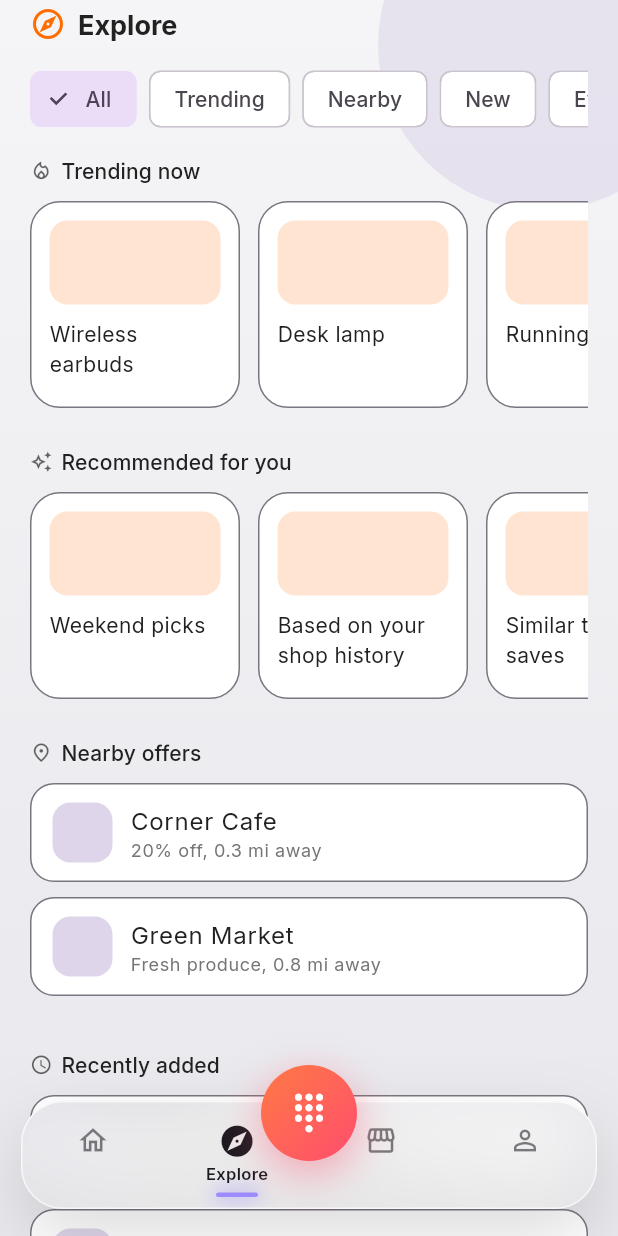
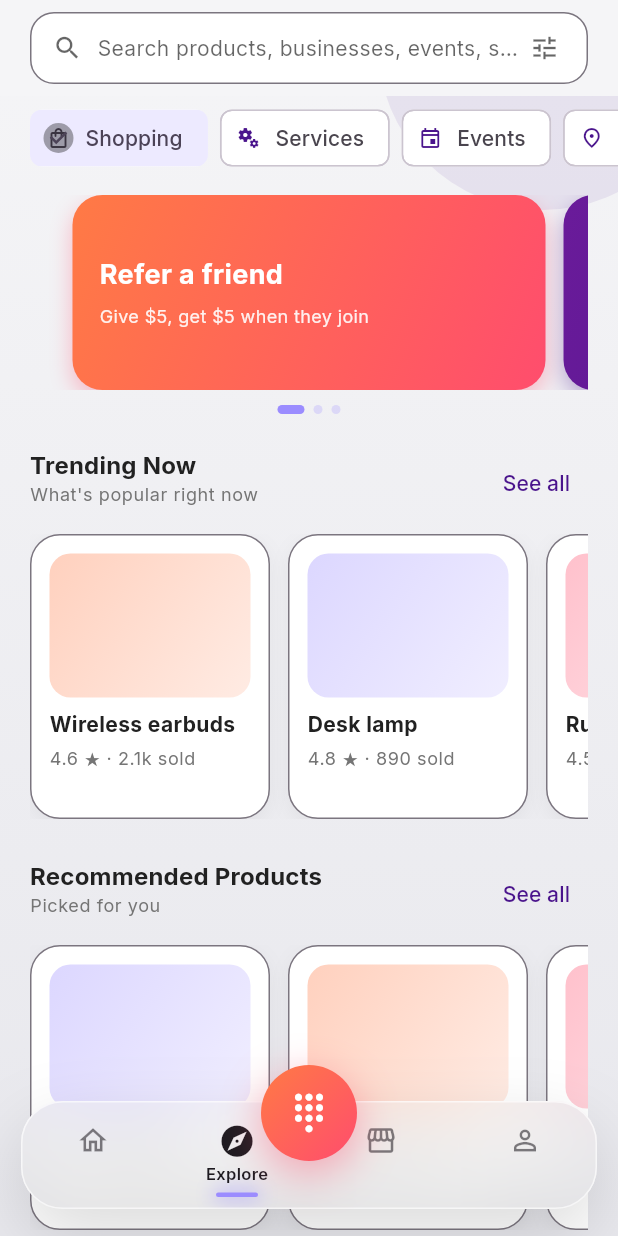
Before and after one commit to Mashoko/SuperApp, a Flutter app: the HomeView screen opened by its route, item 2 of the bottom bar chosen, on a phone screen of 412 x 824 dp. Run offline on Flutter 3.47's test engine with Material 3 defaults, Android fonts, the phone set to English and light mode, and no system bars; our stand-ins replace audioplayers, badges, cached_network_image, flutter_contacts, get_it, google_fonts and 5 more; missing offline and left inert: flutter_webrtc, grpc, protobuf, sip_ua; accounts and stored records are empty; network calls fail; statements that could not run were skipped.

Commit message:
feat(home): rewrite ExploreTab with search bar, categories, banner, and flagship sections
Replaces the placeholder ExploreTab (static category chips, old
_Section/_MediaCard/_RowSection) with the real discovery hub: a pinned
search bar that opens ExploreSearchSheet, selectable quick-category
chips, a swipeable banner carousel with animated page dots, and 4
flagship DiscoverySections (Trending Now, Recommended Products,
Popular Businesses, Deals & Promotions) built on Task 1-3's models and
widgets.

```diff
--- a/lib/features/home/presentation/widgets/explore_tab.dart
+++ b/lib/features/home/presentation/widgets/explore_tab.dart
@@ -1,9 +1,15 @@
 import 'package:flutter/material.dart';
+import 'package:mvvm_sip_demo/core/theme.dart';
+import 'package:mvvm_sip_demo/features/home/presentation/widgets/discovery_section.dart';
+import 'package:mvvm_sip_demo/features/home/presentation/widgets/explore_models.dart';
+import 'package:mvvm_sip_demo/features/home/presentation/widgets/explore_search_sheet.dart';
+import 'package:mvvm_sip_demo/shared/widgets/maintenance_screen.dart';
 
-/// Placeholder discovery hub for the Explore tab. Content is static —
-/// there's no backing data source yet (see the glass-bottom-nav design
-/// spec's "Open items deferred" section). This is a structural port of
-/// the GlassNav.jsx mockup's ExplorePage, not a new data feature.
+/// The Explore tab's discovery hub: a pinned search bar, quick category
+/// chips, a banner carousel, and 4 flagship [DiscoverySection]s — all on
+/// static placeholder data. See the Explore discovery hub design spec for
+/// what's deferred (the remaining ~8 carousels, real search, filtering,
+/// tablet/desktop layouts, loading/error states, the social layer).
 class ExploreTab extends StatefulWidget {
   const ExploreTab({super.key});
 
@@ -12,177 +18,152 @@ class ExploreTab extends StatefulWidget {
 }
 
 class _ExploreTabState extends State<ExploreTab> {
-  static const _categories = ['All', 'Trending', 'Nearby', 'New', 'Events'];
-  String _selected = 'All';
+  String _selectedCategoryId = exploreCategories.first.id;
+
+  void _openSearchSheet() {
+    Navigator.push(
+      context,
+      MaterialPageRoute(
+        fullscreenDialog: true,
+        builder: (_) => const ExploreSearchSheet(),
+      ),
+    );
+  }
+
+  void _openMaintenance(
+      {required String label, required IconData icon, required Color color}) {
+    Navigator.push(
+      context,
+      MaterialPageRoute(
+        builder: (_) =>
+            MaintenanceScreen(label: label, icon: icon, color: color),
+      ),
+    );
+  }
 
   @override
   Widget build(BuildContext context) {
-    return ListView(
-      padding: const EdgeInsets.fromLTRB(20, 4, 20, 140),
+    return CustomScrollView(
+      slivers: [
+        SliverPersistentHeader(
+          pinned: true,
+          delegate: _StickySearchBarDelegate(
+            onTap: _openSearchSheet,
+            onFilterTap: () => _openMaintenance(
+              label: 'Search filters',
+              icon: Icons.tune,
+              color: WunzaColors.navIndicator,
+            ),
+          ),
+        ),
+        SliverToBoxAdapter(
+          child: Padding(
+            padding: const EdgeInsets.fromLTRB(0, 4, 0, 140),
+            child: Column(
+              crossAxisAlignment: CrossAxisAlignment.start,
               children: [
-        Row(
+                const SizedBox(height: 4),
+                _QuickCategoriesRow(
+                  selectedId: _selectedCategoryId,
+                  onSelected: (id) => setState(() => _selectedCategoryId = id),
+                ),
+                const SizedBox(height: 18),
+                Padding(
+                  padding: const EdgeInsets.symmetric(horizontal: 20),
+                  child: _ExploreBannerCarousel(
+                    onBannerTap: () => _openMaintenance(
+                      label: 'Featured',
+                      icon: Icons.campaign_outlined,
+                      color: WunzaColors.padGradientStart,
+                    ),
+                  ),
+                ),
+                const SizedBox(height: 22),
+                Padding(
+                  padding: const EdgeInsets.symmetric(horizontal: 20),
+                  child: Column(
+                    crossAxisAlignment: CrossAxisAlignment.start,
                     children: [
-            Icon(Icons.explore_outlined,
-                color: Theme.of(context).colorScheme.secondary),
-            const SizedBox(width: 8),
-            Text('Explore', style: Theme.of(context).textTheme.headlineSmall),
+                      DiscoverySection(
+                        title: 'Trending Now',
+                        subtitle: "What's popular right now",
+                        items: trendingItems,
+                        onSeeAll: () => _openMaintenance(
+                          label: 'Trending Now',
+                          icon: Icons.local_fire_department_outlined,
+                          color: WunzaColors.padGradientStart,
+                        ),
+                      ),
+                      DiscoverySection(
+                        title: 'Recommended Products',
+                        subtitle: 'Picked for you',
+                        items: recommendedItems,
+                        onSeeAll: () => _openMaintenance(
+                          label: 'Recommended Products',
+                          icon: Icons.auto_awesome_outlined,
+                          color: WunzaColors.navIndicator,
+                        ),
+                      ),
+                      DiscoverySection(
+                        title: 'Popular Businesses',
+                        subtitle: 'Storefronts people love',
+                        items: businessItems,
+                        onSeeAll: () => _openMaintenance(
+                          label: 'Popular Businesses',
+                          icon: Icons.storefront_outlined,
+                          color: WunzaColors.padGradientEnd,
+                        ),
+                      ),
+                      DiscoverySection(
+                        title: 'Deals & Promotions',
+                        subtitle: 'Limited-time offers',
+                        items: dealItems,
+                        onSeeAll: () => _openMaintenance(
+                          label: 'Deals & Promotions',
+                          icon: Icons.local_offer_outlined,
+                          color: WunzaColors.padGradientStart,
+                        ),
+                      ),
                     ],
                   ),
-        const SizedBox(height: 18),
-        SizedBox(
-          height: 40,
-          child: ListView.separated(
-            scrollDirection: Axis.horizontal,
-            itemCount: _categories.length,
-            separatorBuilder: (_, __) => const SizedBox(width: 8),
-            itemBuilder: (context, i) {
-              final c = _categories[i];
-              final selected = c == _selected;
-              return ChoiceChip(
-                label: Text(c),
-                selected: selected,
-                onSelected: (_) => setState(() => _selected = c),
-              );
-            },
+                ),
+              ],
             ),
           ),
-        const SizedBox(height: 18),
-        _Section(
-          title: 'Trending now',
-          icon: Icons.local_fire_department_outlined,
-          items: const ['Wireless earbuds', 'Desk lamp', 'Running shoes'],
-        ),
-        _Section(
-          title: 'Recommended for you',
-          icon: Icons.auto_awesome_outlined,
-          items: const [
-            'Weekend picks',
-            'Based on your shop history',
-            'Similar to your saves',
-          ],
-        ),
-        _RowSection(
-          title: 'Nearby offers',
-          icon: Icons.place_outlined,
-          rows: const [
-            ('Corner Cafe', '20% off, 0.3 mi away'),
-            ('Green Market', 'Fresh produce, 0.8 mi away'),
-          ],
-        ),
-        _RowSection(
-          title: 'Recently added',
-          icon: Icons.access_time_outlined,
-          rows: const [
-            ('New: Split payments', 'Send money together with friends'),
-            ('New: Local events', 'Discover things happening near you'),
-          ],
         ),
       ],
     );
   }
 }
 
-class _Section extends StatelessWidget {
-  const _Section({required this.title, required this.icon, required this.items});
+class _StickySearchBarDelegate extends SliverPersistentHeaderDelegate {
+  _StickySearchBarDelegate({required this.onTap, required this.onFilterTap});
 
-  final String title;
-  final IconData icon;
-  final List<String> items;
+  final VoidCallback onTap;
+  final VoidCallback onFilterTap;
+
+  static const double _height = 64;
 
   @override
-  Widget build(BuildContext context) {
-    return Padding(
-      padding: const EdgeInsets.only(bottom: 26),
-      child: Column(
-        crossAxisAlignment: CrossAxisAlignment.start,
-        children: [
-          Row(
-            children: [
-              Icon(icon, size: 15, color: Theme.of(context).hintColor),
-              const SizedBox(width: 6),
-              Text(title, style: Theme.of(context).textTheme.titleSmall),
-            ],
-          ),
-          const SizedBox(height: 10),
-          SizedBox(
-            height: 138,
-            child: ListView.separated(
-              scrollDirection: Axis.horizontal,
-              itemCount: items.length,
-              separatorBuilder: (_, __) => const SizedBox(width: 12),
-              itemBuilder: (context, i) => _MediaCard(title: items[i]),
-            ),
-          ),
-        ],
-      ),
-    );
-  }
-}
-
-class _MediaCard extends StatelessWidget {
-  const _MediaCard({required this.title});
-  final String title;
+  double get minExtent => _height;
+  @override
+  double get maxExtent => _height;
 
   @override
-  Widget build(BuildContext context) {
+  Widget build(
+      BuildContext context, double shrinkOffset, bool overlapsContent) {
     return Container(
-      width: 140,
-      padding: const EdgeInsets.all(12),
-      decoration: BoxDecoration(
-        color: Theme.of(context).colorScheme.surface,
-        borderRadius: BorderRadius.circular(20),
-        border: Border.all(color: Theme.of(context).dividerColor),
-      ),
-      child: Column(
-        crossAxisAlignment: CrossAxisAlignment.start,
-        children: [
-          Container(
-            width: double.infinity,
-            height: 56,
-            decoration: BoxDecoration(
-              borderRadius: BorderRadius.circular(12),
-              color:
-                  Theme.of(context).colorScheme.secondary.withValues(alpha: 0.18),
-            ),
-          ),
-          const SizedBox(height: 10),
-          Text(title,
-              style: Theme.of(context).textTheme.bodyMedium,
-              maxLines: 2,
-              overflow: TextOverflow.ellipsis),
-        ],
-      ),
-    );
-  }
-}
-
-class _RowSection extends StatelessWidget {
-  const _RowSection(
-      {required this.title, required this.icon, required this.rows});
-
-  final String title;
-  final IconData icon;
-  final List<(String, String)> rows;
-
-  @override
-  Widget build(BuildContext context) {
-    return Padding(
-      padding: const EdgeInsets.only(bottom: 26),
-      child: Column(
-        crossAxisAlignment: CrossAxisAlignment.start,
-        children: [
-          Row(
-            children: [
-              Icon(icon, size: 15, color: Theme.of(context).hintColor),
-              const SizedBox(width: 6),
-              Text(title, style: Theme.of(context).textTheme.titleSmall),
-            ],
-          ),
-          const SizedBox(height: 10),
-          for (final (name, sub) in rows)
-            Container(
-              margin: const EdgeInsets.only(bottom: 10),
-              padding: const EdgeInsets.symmetric(horizontal: 14, vertical: 12),
+      color: Theme.of(context).scaffoldBackgroundColor,
+      padding: const EdgeInsets.fromLTRB(20, 8, 20, 8),
+      child: Semantics(
+        button: true,
+        label: 'Search',
+        child: InkWell(
+          borderRadius: BorderRadius.circular(16),
+          onTap: onTap,
+          child: Container(
+            height: 48,
+            padding: const EdgeInsets.symmetric(horizontal: 14),
             decoration: BoxDecoration(
               color: Theme.of(context).colorScheme.surface,
               borderRadius: BorderRadius.circular(16),
@@ -190,34 +171,205 @@ class _RowSection extends StatelessWidget {
             ),
             child: Row(
               children: [
-                  Container(
-                    width: 40,
-                    height: 40,
-                    decoration: BoxDecoration(
-                      borderRadius: BorderRadius.circular(12),
-                      color: Theme.of(context)
-                          .colorScheme
-                          .primary
-                          .withValues(alpha: 0.18),
+                Icon(Icons.search, color: Theme.of(context).hintColor, size: 20),
+                const SizedBox(width: 10),
+                Expanded(
+                  child: Text(
+                    'Search products, businesses, events, services, people...',
+                    maxLines: 1,
+                    overflow: TextOverflow.ellipsis,
+                    style: Theme.of(context)
+                        .textTheme
+                        .bodyMedium
+                        ?.copyWith(color: Theme.of(context).hintColor),
                   ),
                 ),
-                  const SizedBox(width: 12),
-                  Expanded(
-                    child: Column(
-                      crossAxisAlignment: CrossAxisAlignment.start,
-                      children: [
-                        Text(name,
-                            style: Theme.of(context).textTheme.bodyLarge),
-                        Text(sub,
-                            style: Theme.of(context).textTheme.bodySmall),
-                      ],
+                Semantics(
+                  button: true,
+                  label: 'Filter',
+                  child: InkWell(
+                    borderRadius: BorderRadius.circular(20),
+                    onTap: onFilterTap,
+                    child: Padding(
+                      padding: const EdgeInsets.all(4),
+                      child: Icon(Icons.tune,
+                          color: Theme.of(context).hintColor, size: 20),
+                    ),
                   ),
                 ),
               ],
             ),
           ),
-        ],
+        ),
+      ),
+    );
+  }
+
+  @override
+  bool shouldRebuild(covariant _StickySearchBarDelegate oldDelegate) {
+    return oldDelegate.onTap != onTap || oldDelegate.onFilterTap != onFilterTap;
+  }
+}
+
+class _QuickCategoriesRow extends StatelessWidget {
+  const _QuickCategoriesRow(
+      {required this.selectedId, required this.onSelected});
+
+  final String selectedId;
+  final ValueChanged<String> onSelected;
+
+  @override
+  Widget build(BuildContext context) {
+    return SizedBox(
+      height: 40,
+      child: ListView.separated(
+        scrollDirection: Axis.horizontal,
+        padding: const EdgeInsets.symmetric(horizontal: 20),
+        itemCount: exploreCategories.length,
+        separatorBuilder: (_, __) => const SizedBox(width: 8),
+        itemBuilder: (context, i) {
+          final category = exploreCategories[i];
+          final selected = category.id == selectedId;
+          return ChoiceChip(
+            avatar: Icon(category.icon, size: 16),
+            label: Text(category.label),
+            selected: selected,
+            selectedColor: WunzaColors.navIndicator.withValues(alpha: 0.18),
+            onSelected: (_) => onSelected(category.id),
+          );
+        },
       ),
     );
   }
 }
+
+class _ExploreBanner {
+  const _ExploreBanner(
+      {required this.title, required this.subtitle, required this.colors});
+  final String title;
+  final String subtitle;
+  final List<Color> colors;
+}
+
+const List<_ExploreBanner> _banners = [
+  _ExploreBanner(
+    title: 'Refer a friend',
+    subtitle: 'Give \$5, get \$5 when they join',
+    colors: [WunzaColors.padGradientStart, WunzaColors.padGradientEnd],
+  ),
+  _ExploreBanner(
+    title: 'New: Split payments',
+    subtitle: 'Send money together with friends',
+    colors: [Color(0xFF6A1B9A), Color(0xFF4A148C)],
+  ),
+  _ExploreBanner(
+    title: 'Explore local events',
+    subtitle: 'Discover things happening near you',
+    colors: [Color(0xFF283593), Color(0xFF5C6BC0)],
+  ),
+];
+
+class _ExploreBannerCarousel extends StatefulWidget {
+  const _ExploreBannerCarousel({required this.onBannerTap});
+  final VoidCallback onBannerTap;
+
+  @override
+  State<_ExploreBannerCarousel> createState() =>
+      _ExploreBannerCarouselState();
+}
+
+class _ExploreBannerCarouselState extends State<_ExploreBannerCarousel> {
+  final PageController _controller = PageController(viewportFraction: 0.88);
+  int _page = 0;
+
+  @override
+  void dispose() {
+    _controller.dispose();
+    super.dispose();
+  }
+
+  @override
+  Widget build(BuildContext context) {
+    return Column(
+      children: [
+        SizedBox(
+          height: 130,
+          child: PageView.builder(
+            controller: _controller,
+            itemCount: _banners.length,
+            onPageChanged: (i) => setState(() => _page = i),
+            itemBuilder: (context, index) {
+              final banner = _banners[index];
+              return Padding(
+                padding: const EdgeInsets.symmetric(horizontal: 6),
+                child: GestureDetector(
+                  onTap: widget.onBannerTap,
+                  child: Container(
+                    decoration: BoxDecoration(
+                      borderRadius: BorderRadius.circular(20),
+                      gradient: LinearGradient(
+                        colors: banner.colors,
+                        begin: Alignment.topLeft,
+                        end: Alignment.bottomRight,
+                      ),
+                      boxShadow: [
+                        BoxShadow(
+                          color: banner.colors.last.withValues(alpha: 0.35),
+                          blurRadius: 12,
+                          offset: const Offset(0, 6),
+                        ),
+                      ],
+                    ),
+                    padding: const EdgeInsets.all(18),
+                    child: Column(
+                      crossAxisAlignment: CrossAxisAlignment.start,
+                      mainAxisAlignment: MainAxisAlignment.center,
+                      children: [
+                        Text(
+                          banner.title,
+                          style: const TextStyle(
+                            color: Colors.white,
+                            fontSize: 18,
+                            fontWeight: FontWeight.bold,
+                          ),
+                        ),
+                        const SizedBox(height: 6),
+                        Text(
+                          banner.subtitle,
+                          style: TextStyle(
+                            color: Colors.white.withValues(alpha: 0.9),
+                            fontSize: 12,
+                          ),
+                        ),
+                      ],
+                    ),
+                  ),
+                ),
+              );
+            },
+          ),
+        ),
+        const SizedBox(height: 10),
+        Row(
+          mainAxisAlignment: MainAxisAlignment.center,
+          children: List.generate(_banners.length, (i) {
+            final active = i == _page;
+            return AnimatedContainer(
+              key: Key('banner-dot-$i'),
+              duration: const Duration(milliseconds: 200),
+              margin: const EdgeInsets.symmetric(horizontal: 3),
+              width: active ? 18 : 6,
+              height: 6,
+              decoration: BoxDecoration(
+                color: active
+                    ? WunzaColors.navIndicator
+                    : WunzaColors.navIndicator.withValues(alpha: 0.25),
+                borderRadius: BorderRadius.circular(4),
+              ),
+            );
+          }),
+        ),
+      ],
+    );
+  }
+}
```
Also changed, not shown: 1 other file. Lines whose indentation alone changed are shown as unchanged.
